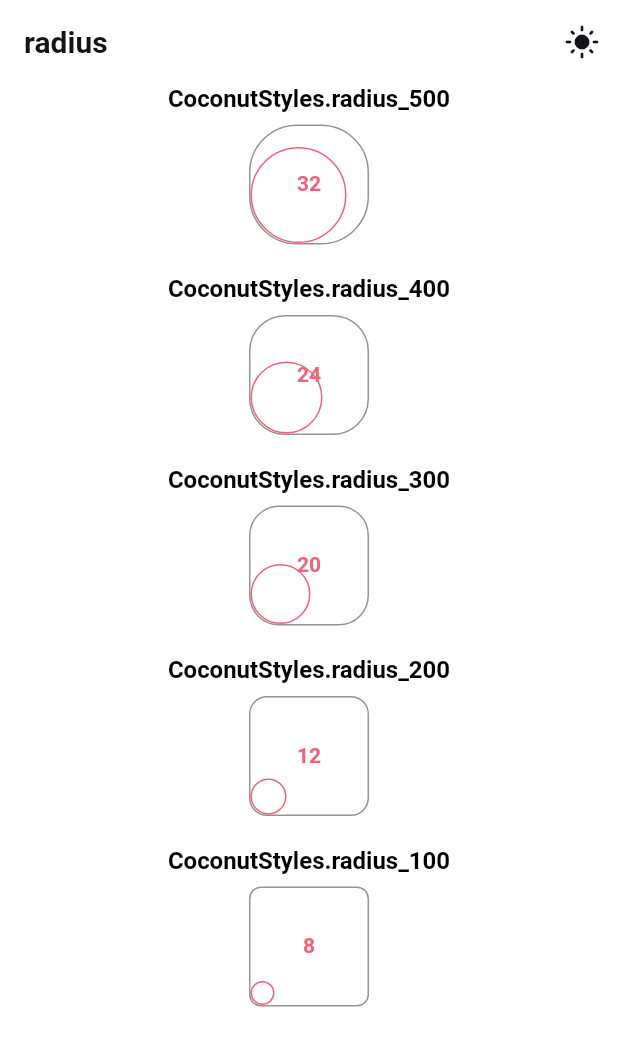
After one commit to noncelab/coconut_design_system, a Flutter app: the RadiusScreen screen opened by its route, on a phone screen of 412 x 824 dp. The commit adds this screen. Shown: the top 1046 px of the screen. Run offline on Flutter 3.47's test engine with Material 3 defaults, Android fonts, the phone set to English and light mode, and no system bars; our stand-ins replace flutter_svg, go_router; Roboto replaces fonts that are missing (Pretendard).

Commit message:
feat: add radius example

```diff
--- a/example/lib/main.dart
+++ b/example/lib/main.dart
@@ -3,6 +3,7 @@ import 'package:example/screens/color.dart';
 import 'package:example/screens/home.dart';
 import 'package:example/screens/icon.dart';
 import 'package:example/screens/layout.dart';
+import 'package:example/screens/radius.dart';
 import 'package:example/screens/typography.dart';
 import 'package:flutter/material.dart';
 import 'package:provider/provider.dart';
@@ -64,5 +65,10 @@ final GoRouter _router = GoRouter(
       path: '/icon',
       builder: (context, state) => const IconScreen(),
     ),
+    GoRoute(
+      name: 'radius',
+      path: '/radius',
+      builder: (context, state) => const RadiusScreen(),
+    ),
   ],
 );
--- /dev/null
+++ b/example/lib/screens/radius.dart
@@ -0,0 +1,111 @@
+import 'package:example/appbar.dart';
+import 'package:example/provider/theme_provider.dart';
+import 'package:flutter/material.dart';
+import 'package:coconut_design_system/coconut_design_system.dart';
+import 'package:provider/provider.dart';
+
+class RadiusScreen extends StatelessWidget {
+  const RadiusScreen({super.key});
+
+  @override
+  Widget build(BuildContext context) {
+    return Scaffold(
+      appBar: const MyAppBar(),
+      body: SingleChildScrollView(
+        child: Consumer<ThemeProvider>(
+          builder: (context, themeProvider, child) {
+            Map<String, int> radiusMap = {
+              'CoconutStyles.radius_500': CoconutStyles.radius_500,
+              'CoconutStyles.radius_400': CoconutStyles.radius_400,
+              'CoconutStyles.radius_300': CoconutStyles.radius_300,
+              'CoconutStyles.radius_200': CoconutStyles.radius_200,
+              'CoconutStyles.radius_100': CoconutStyles.radius_100,
+            };
+
+            return Center(
+              child: Column(
+                children: [
+                  for (var entry in radiusMap.entries) ...[
+                    Text(
+                      entry.key,
+                      style: CoconutTypography.body1_16_Bold,
+                    ),
+                    CoconutLayout.spacing_200h,
+                    Container(
+                      width: 80,
+                      height: 80,
+                      decoration: BoxDecoration(
+                        border: Border.all(
+                          width: 1,
+                          color: CoconutColors.gray500,
+                        ),
+                        borderRadius: BorderRadius.circular(
+                          entry.value.toDouble(),
+                        ),
+                      ),
+                      child: Stack(
+                        children: [
+                          Positioned(
+                            left: 0,
+                            bottom: 0,
+                            child: Container(
+                              width: entry.value * 2,
+                              height: entry.value * 2,
+                              decoration: BoxDecoration(
+                                border: Border.all(
+                                  width: 1,
+                                  color: CoconutColors.pink,
+                                ),
+                                borderRadius: BorderRadius.circular(
+                                  entry.value.toDouble(),
+                                ),
+                              ),
+                            ),
+                          ),
+                          Center(
+                            child: Text(
+                              entry.value.toString(),
+                              style: CoconutTypography.body2_14_Bold.setColor(
+                                CoconutColors.pink,
+                              ),
+                            ),
+                          ),
+                        ],
+                      ),
+                    ),
+                    CoconutLayout.spacing_500h,
+                  ],
+                ],
+              ),
+            );
+          },
+        ),
+      ),
+    );
+  }
+
+  Widget buildIconRow(
+    List<Color> backgroundColors,
+    double size,
+    Widget Function(Color color, int index) iconBuilder,
+  ) {
+    return SingleChildScrollView(
+      scrollDirection: Axis.horizontal,
+      child: Row(
+        children: List.generate(
+          backgroundColors.length,
+          (i) => Row(
+            children: [
+              CoconutIcon(
+                size: size,
+                backgroundColor: backgroundColors[i],
+                child: iconBuilder(backgroundColors[i], i),
+              ),
+              CoconutLayout.spacing_200w,
+            ],
+          ),
+        ),
+      ),
+    );
+  }
+}
--- a/lib/src/theme/typography.dart
+++ b/lib/src/theme/typography.dart
@@ -234,3 +234,9 @@ class CoconutTypography {
     'Caption (10p,x Number Bold)': caption_10_NumberBold,
   };
 }
+
+extension TextColorExtension on TextStyle {
+  TextStyle setColor(Color color) {
+    return copyWith(color: color);
+  }
+}
```
